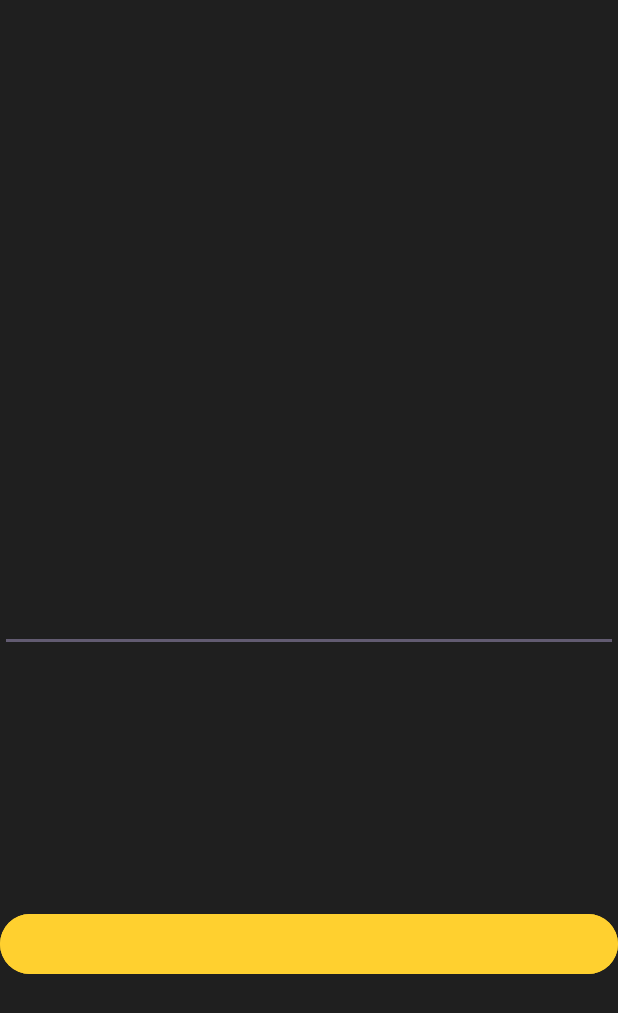
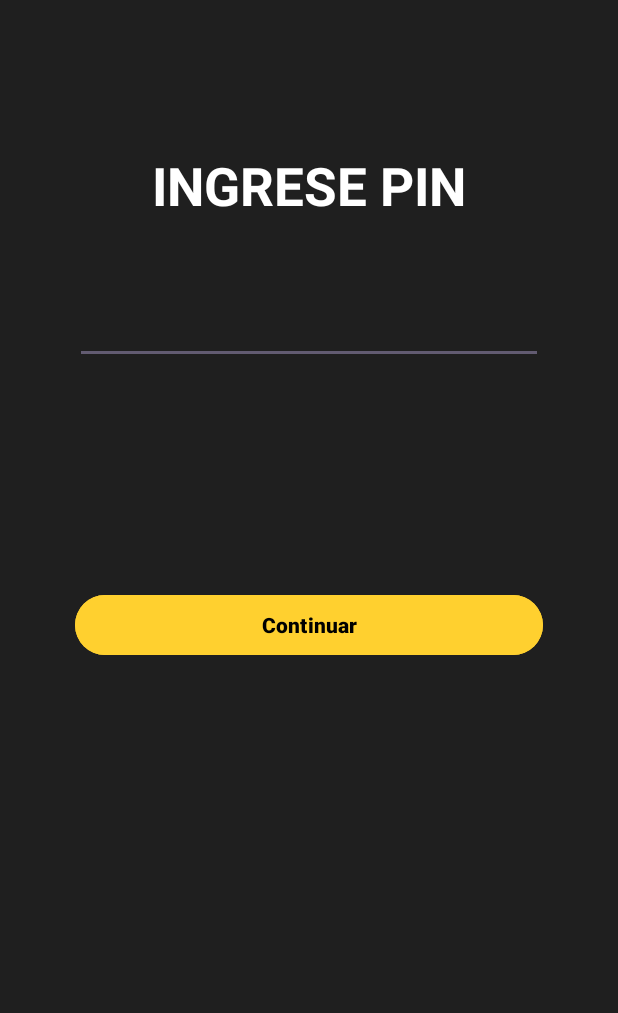
Before and after one commit to EzeDiazTrigo/moneyAppOne, an Android app: the layout activity_pin.xml on its own in the app's theme, with its tools: preview values and no code run, on a phone screen of 412 x 824 dp. Shown: the top 1013 px of the screen. Run offline under Robolectric (Android 15) with nearby library versions, the light colour scheme and no system bars; network calls fail.

Commit message:
corrección de que vuelva a pedirlo al entrar a totales

```diff
--- a/app/src/main/java/com/souckan/moneyappone/ui/detail/TotalDetailActivity.kt
+++ b/app/src/main/java/com/souckan/moneyappone/ui/detail/TotalDetailActivity.kt
@@ -14,6 +14,7 @@ import androidx.recyclerview.widget.RecyclerView
 import com.souckan.moneyappone.R
 import com.souckan.moneyappone.data.database.entity.BillEntity
 import androidx.lifecycle.Observer
+import com.souckan.moneyappone.data.SharedPreferences.Pin.PinManager
 import com.souckan.moneyappone.databinding.ActivityMainBinding
 import com.souckan.moneyappone.databinding.ActivityTotalDetailBinding
 import com.souckan.moneyappone.ui.fragments.Adapters.BillAdapter
@@ -29,13 +30,14 @@ class TotalDetailActivity : AppCompatActivity() {
     private val totalViewModel: TotalViewModel by viewModels()
     private lateinit var totalDetailAdapter: TotalDetailAdapter
     private var idAccount: Int = -1
+    private lateinit var pinManager: PinManager
 
     override fun onCreate(savedInstanceState: Bundle?) {
         super.onCreate(savedInstanceState)
         enableEdgeToEdge()
         binding = ActivityTotalDetailBinding.inflate(layoutInflater)
         setContentView(binding.root)
-
+        pinManager = PinManager(this)
         idAccount = intent.getIntExtra("idAccount", -1)
         Log.d("ACCOUNT ID", idAccount.toString())
 
@@ -56,6 +58,7 @@ class TotalDetailActivity : AppCompatActivity() {
 
     private fun initUI() {
         binding.ivBackToTotal.setOnClickListener {
+            pinManager.setUserAuthenticated(true)
             onBackPressed()
         }
         totalViewModel.getAccountNameById(idAccount).observe(this, Observer { accountName ->
--- a/app/src/main/res/layout/activity_pin.xml
+++ b/app/src/main/res/layout/activity_pin.xml
@@ -9,25 +9,34 @@
     android:background="@color/primary">
 
     <TextView
-        android:layout_width="match_parent"
+        android:layout_width="wrap_content"
         android:layout_height="wrap_content"
-        android:textSize="25sp"
+        android:textSize="35sp"
         android:textColor="@color/white"
-        android:id="@+id/tvTitlePin"/>
+        android:id="@+id/tvTitlePin"
+        app:layout_constraintTop_toTopOf="parent"
+        app:layout_constraintStart_toStartOf="parent"
+        app:layout_constraintEnd_toEndOf="parent"
+        android:layout_marginTop="100dp"
+        tools:text = "INGRESE PIN"
+        android:textStyle="bold"/>
+
 
     <EditText
         android:id="@+id/edtPin"
         android:layout_width="match_parent"
         android:layout_height="wrap_content"
         android:clickable="true"
-        android:inputType="text"
+        android:inputType="numberPassword"
         android:textColor="@color/white"
         android:textColorHint="@color/colorHint"
         tools:ignore="MissingConstraints"
-        app:layout_constraintTop_toTopOf="parent"
+        app:layout_constraintTop_toBottomOf="@+id/tvTitlePin"
         app:layout_constraintStart_toStartOf="parent"
         app:layout_constraintEnd_toEndOf="parent"
-        app:layout_constraintBottom_toBottomOf="parent"/>
+        android:textAlignment="center"
+        android:layout_marginTop="50dp"
+        android:layout_marginHorizontal="50dp"/>
 
     <Button
         android:id="@+id/btnConfirm"
@@ -37,9 +46,14 @@
         android:textColor="@color/black"
         android:textSize="14sp"
         tools:ignore="MissingConstraints"
+        android:layout_marginTop="150dp"
+        android:layout_marginHorizontal="50dp"
         app:layout_constraintTop_toBottomOf="@+id/edtPin"
         app:layout_constraintStart_toStartOf="parent"
         app:layout_constraintEnd_toEndOf="parent"
-        app:layout_constraintBottom_toBottomOf="parent"/>
+        android:textAlignment="center"
+        android:text="@string/to_continue"
+        android:textStyle="bold"
+        />
 
 </androidx.constraintlayout.widget.ConstraintLayout>
--- a/app/src/main/res/values/strings.xml
+++ b/app/src/main/res/values/strings.xml
@@ -29,6 +29,7 @@
     <string name="warning">¡Cuidado!</string>
     <string name="delete">Eliminar</string>
     <string name="cancel">Cancelar</string>
+    <string name="to_continue">Continuar</string>
 
 
 </resources>
```
